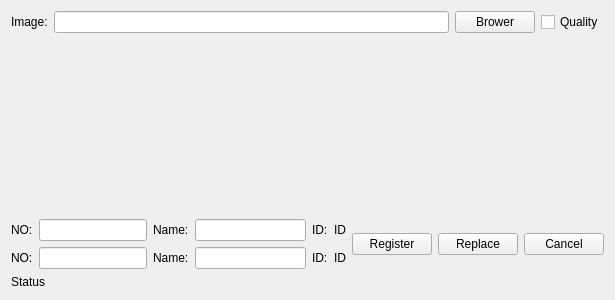
Old version of the form App/FrmRegisterImage.ui in the repository KangLin/FaceRecognizer.
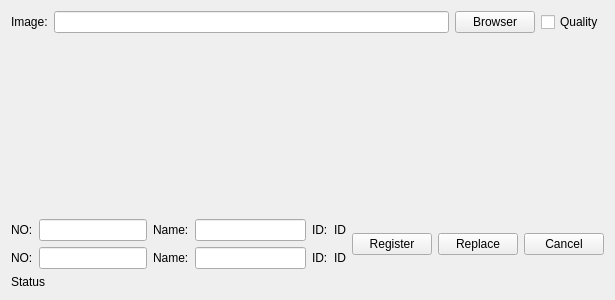
New version of the form. Custom widgets are drawn as their Qt base class.

Patch:
```diff
--- a/App/FrmRegisterImage.ui
+++ b/App/FrmRegisterImage.ui
@@ -42,7 +42,7 @@
         </sizepolicy>
        </property>
        <property name="text">
-        <string>Brower</string>
+        <string>Browser</string>
        </property>
       </widget>
      </item>
```
